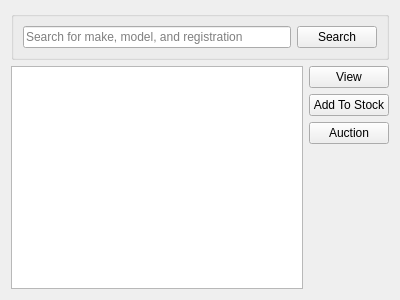
Before: the Qt Designer form partexchange/partexchangeframe.ui in RichardGladman/CarDealer, drawn with Qt 5.
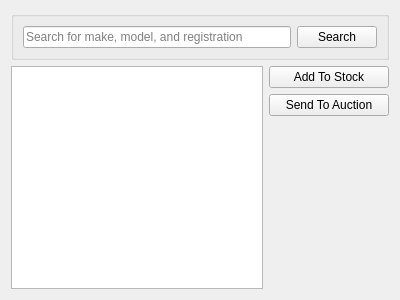
After: the same form once the commit is applied. Icons and pictures are not drawn.

```diff
--- a/partexchange/partexchangeframe.ui
+++ b/partexchange/partexchangeframe.ui
@@ -59,13 +59,6 @@
      </item>
      <item>
       <layout class="QVBoxLayout" name="verticalLayout">
-       <item>
-        <widget class="QPushButton" name="pushButtonView">
-         <property name="text">
-          <string>View</string>
-         </property>
-        </widget>
-       </item>
        <item>
         <widget class="QPushButton" name="pushButtonStock">
          <property name="text">
@@ -75,8 +68,14 @@
        </item>
        <item>
         <widget class="QPushButton" name="pushButtonAuction">
+         <property name="minimumSize">
+          <size>
+           <width>120</width>
+           <height>0</height>
+          </size>
+         </property>
          <property name="text">
-          <string>Auction</string>
+          <string>Send To Auction</string>
          </property>
         </widget>
        </item>
```
